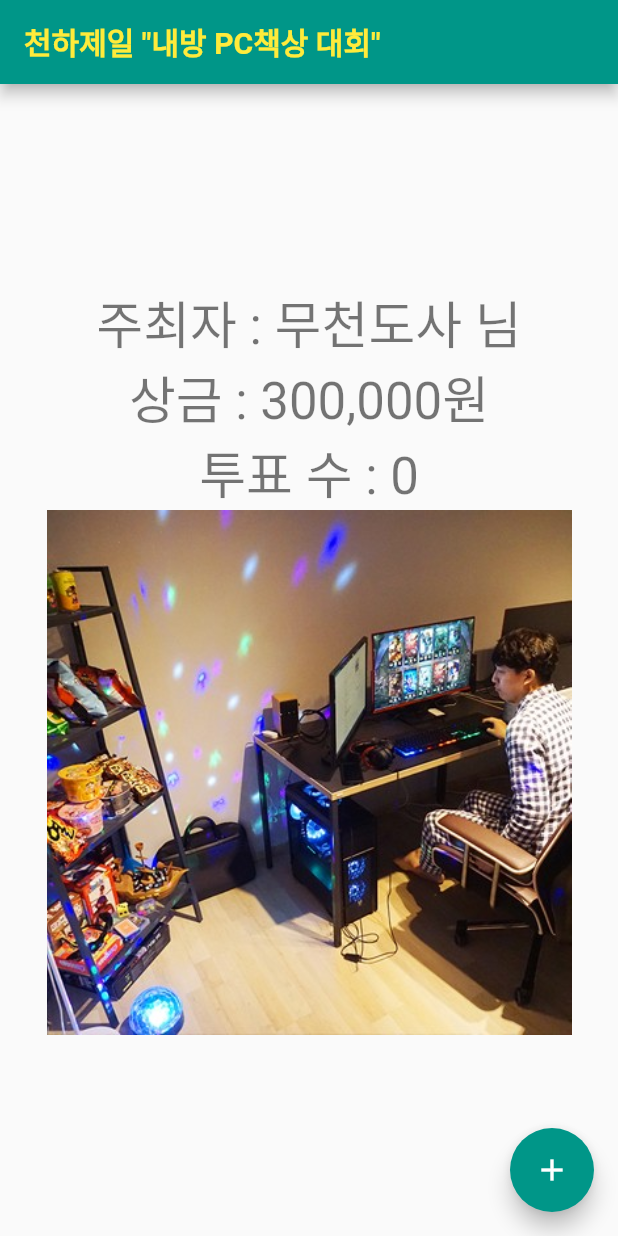
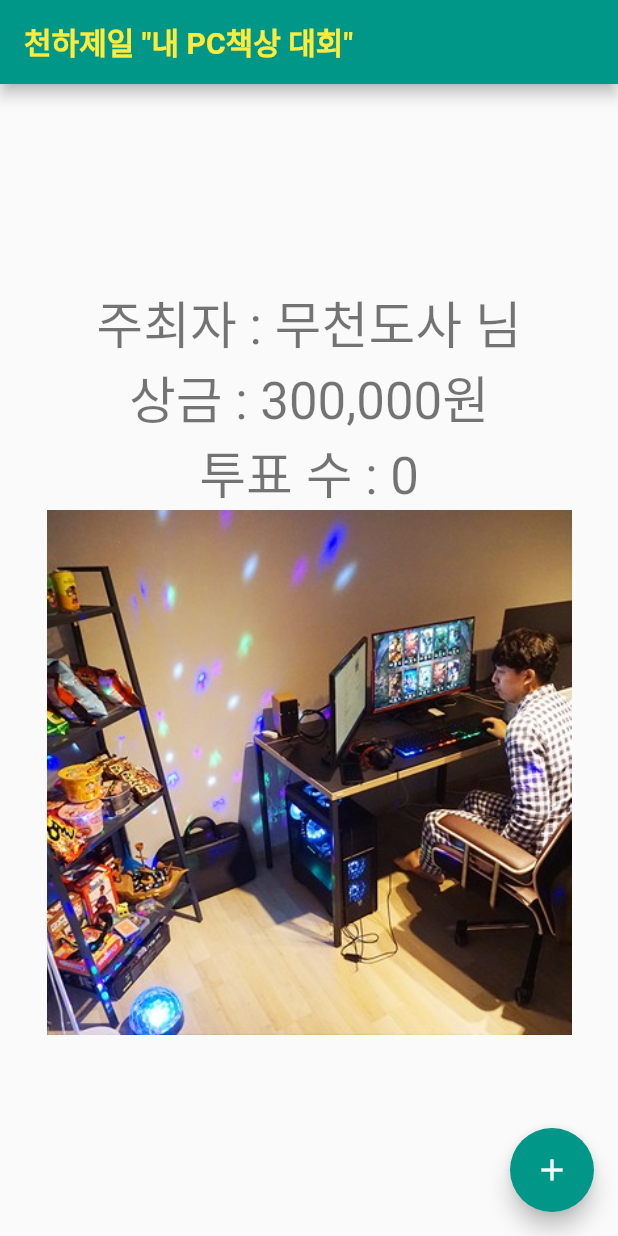
Before and after one commit to CircleJune2/Flutter_App_1st, a Flutter app: the screen it shows after launch, on a phone screen of 412 x 824 dp. Run offline on Flutter 3.47's test engine with Material 2 defaults, Android fonts, the phone set to English and light mode, and no system bars.

Commit message:
제목수정

```diff
--- a/lib/main.dart
+++ b/lib/main.dart
@@ -22,7 +22,7 @@ class MyApp extends StatelessWidget {
         // is not restarted.
         primarySwatch: Colors.teal,
       ),
-      home: MyHomePage(title: '천하제일 "내방 PC책상 대회"'),
+      home: MyHomePage(title: '천하제일 "내 PC책상 대회"'),
 
 
     );
```
